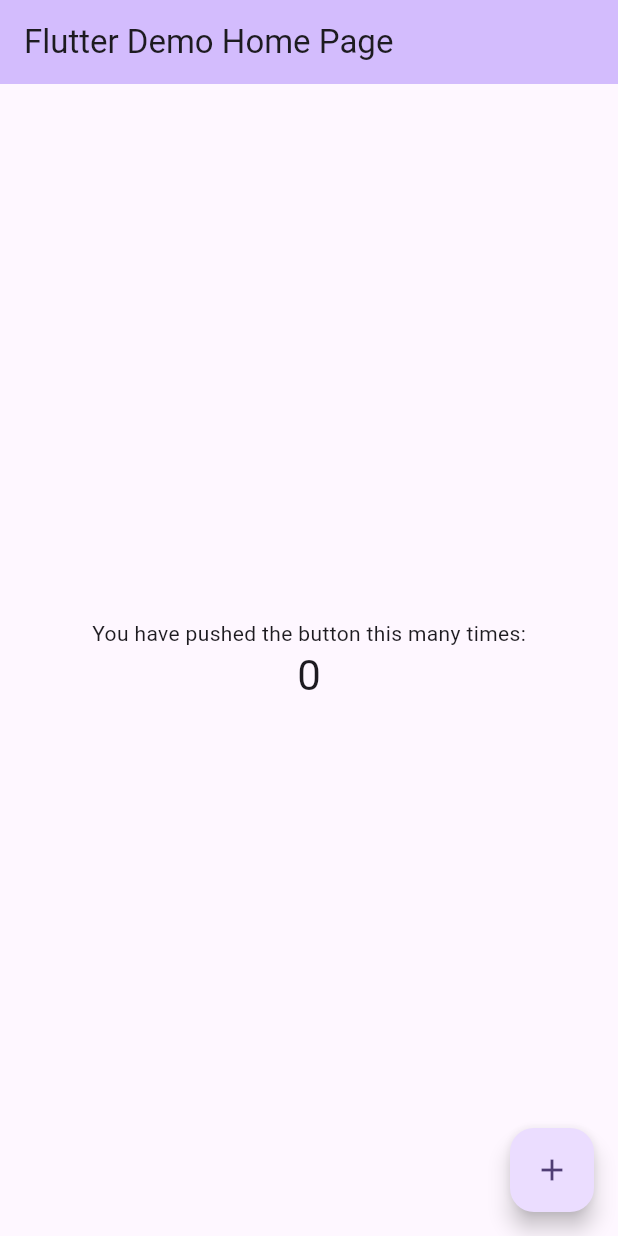
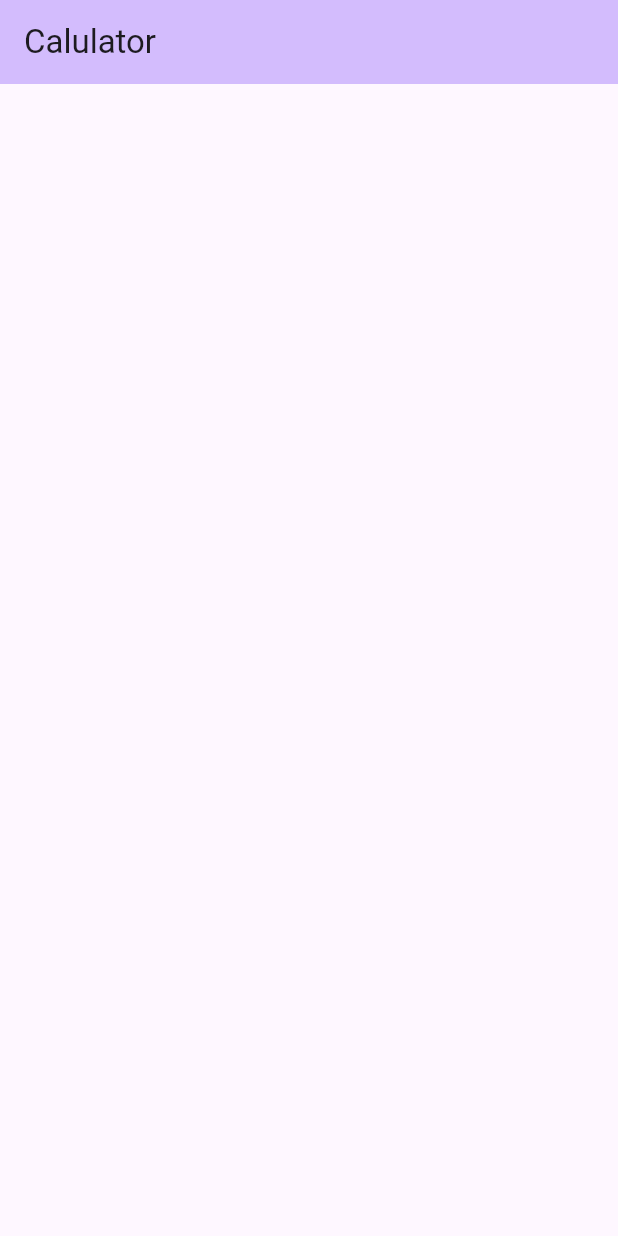
Before and after one commit to Jaugustin3-gsu/calculator-app, a Flutter app: the screen it shows after launch, on a phone screen of 412 x 824 dp. Run offline on Flutter 3.47's test engine with Material 3 defaults, Android fonts, the phone set to English and light mode, and no system bars.

Commit message:
change title & empty out code

```diff
--- a/lib/main.dart
+++ b/lib/main.dart
@@ -1,52 +1,29 @@
 import 'package:flutter/material.dart';
 
 void main() {
-  runApp(const MyApp());
+  runApp(const CalulatorApp());
 }
 
-class MyApp extends StatelessWidget {
-  const MyApp({super.key});
+class CalulatorApp extends StatelessWidget {
+  const CalulatorApp({super.key});
 
   // This widget is the root of your application.
   @override
   Widget build(BuildContext context) {
     return MaterialApp(
-      title: 'Flutter Demo',
+      title: 'Calulator App',
       theme: ThemeData(
-        // This is the theme of your application.
-        //
-        // TRY THIS: Try running your application with "flutter run". You'll see
-        // the application has a purple toolbar. Then, without quitting the app,
-        // try changing the seedColor in the colorScheme below to Colors.green
-        // and then invoke "hot reload" (save your changes or press the "hot
-        // reload" button in a Flutter-supported IDE, or press "r" if you used
-        // the command line to start the app).
-        //
-        // Notice that the counter didn't reset back to zero; the application
-        // state is not lost during the reload. To reset the state, use hot
-        // restart instead.
-        //
-        // This works for code too, not just values: Most code changes can be
-        // tested with just a hot reload.
+
         colorScheme: ColorScheme.fromSeed(seedColor: Colors.deepPurple),
         useMaterial3: true,
       ),
-      home: const MyHomePage(title: 'Flutter Demo Home Page'),
+      home: const MyHomePage(title: 'Calulator'),
     );
   }
 }
 
 class MyHomePage extends StatefulWidget {
   const MyHomePage({super.key, required this.title});
-
-  // This widget is the home page of your application. It is stateful, meaning
-  // that it has a State object (defined below) that contains fields that affect
-  // how it looks.
-
-  // This class is the configuration for the state. It holds the values (in this
-  // case the title) provided by the parent (in this case the App widget) and
-  // used by the build method of the State. Fields in a Widget subclass are
-  // always marked "final".
 
   final String title;
 
@@ -55,71 +32,31 @@ class MyHomePage extends StatefulWidget {
 }
 
 class _MyHomePageState extends State<MyHomePage> {
-  int _counter = 0;
 
-  void _incrementCounter() {
-    setState(() {
-      // This call to setState tells the Flutter framework that something has
-      // changed in this State, which causes it to rerun the build method below
-      // so that the display can reflect the updated values. If we changed
-      // _counter without calling setState(), then the build method would not be
-      // called again, and so nothing would appear to happen.
-      _counter++;
-    });
-  }
 
   @override
   Widget build(BuildContext context) {
-    // This method is rerun every time setState is called, for instance as done
-    // by the _incrementCounter method above.
-    //
-    // The Flutter framework has been optimized to make rerunning build methods
-    // fast, so that you can just rebuild anything that needs updating rather
-    // than having to individually change instances of widgets.
+
     return Scaffold(
       appBar: AppBar(
-        // TRY THIS: Try changing the color here to a specific color (to
-        // Colors.amber, perhaps?) and trigger a hot reload to see the AppBar
-        // change color while the other colors stay the same.
+
         backgroundColor: Theme.of(context).colorScheme.inversePrimary,
-        // Here we take the value from the MyHomePage object that was created by
-        // the App.build method, and use it to set our appbar title.
         title: Text(widget.title),
       ),
+
       body: Center(
-        // Center is a layout widget. It takes a single child and positions it
-        // in the middle of the parent.
+
+
         child: Column(
-          // Column is also a layout widget. It takes a list of children and
-          // arranges them vertically. By default, it sizes itself to fit its
-          // children horizontally, and tries to be as tall as its parent.
-          //
-          // Column has various properties to control how it sizes itself and
-          // how it positions its children. Here we use mainAxisAlignment to
-          // center the children vertically; the main axis here is the vertical
-          // axis because Columns are vertical (the cross axis would be
-          // horizontal).
-          //
-          // TRY THIS: Invoke "debug painting" (choose the "Toggle Debug Paint"
-          // action in the IDE, or press "p" in the console), to see the
-          // wireframe for each widget.
+
           mainAxisAlignment: MainAxisAlignment.center,
+
           children: <Widget>[
-            const Text(
-              'You have pushed the button this many times:',
-            ),
-            Text(
-              '$_counter',
-              style: Theme.of(context).textTheme.headlineMedium,
-            ),
+
           ],
         ),
       ),
-      floatingActionButton: FloatingActionButton(
-        onPressed: _incrementCounter,
-        tooltip: 'Increment',
-        child: const Icon(Icons.add),
-      ), // This trailing comma makes auto-formatting nicer for build methods.
+
     );
   }
 }
```
